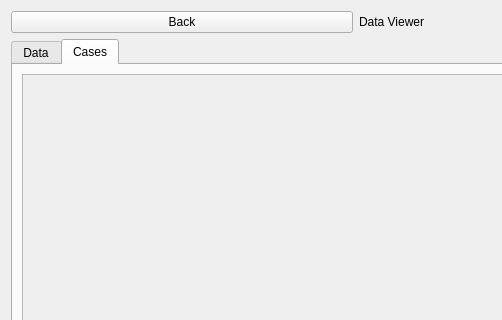
Above: src/app/ui/DataView.ui from caden-maxwell/nhtsa-scrape before the change; both pictures show x 0 to 502 and y 0 to 320 of the 712 by 513 pixel window. Below: the same form after it.
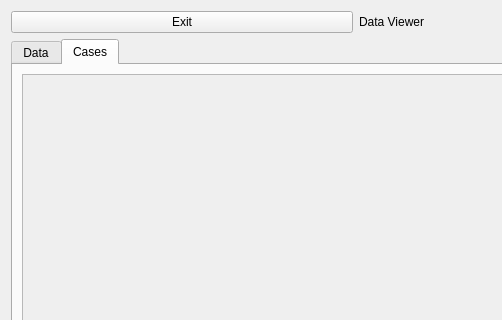
That is the form after the change. The open tabs and pages were chosen to show the change.

Patch:
```diff
--- a/src/app/ui/DataView.ui
+++ b/src/app/ui/DataView.ui
@@ -19,7 +19,7 @@
      <item>
       <widget class="QPushButton" name="backBtn">
        <property name="text">
-        <string>Back</string>
+        <string>Exit</string>
        </property>
       </widget>
      </item>
```
Left out of the diff: 10 changed lines with no effect on the pictures.
